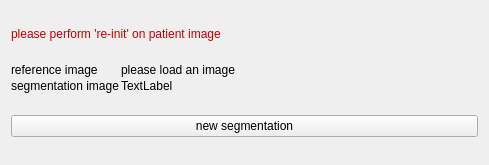
NifTK/NifTK, file Code/Gui/MITK/Modules/niftkQmitkExt/Resources/UI/QmitkMIDASImageAndSegmentationSelector.ui: the form before one commit.
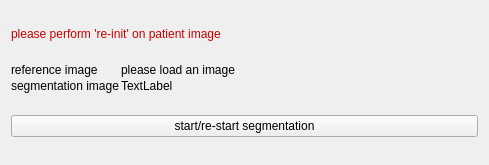
The form after the commit.

Commit message: Bug #1809: Change MIDAS new segmentation button to say start/re-start

Patch:
```diff
--- a/Code/Gui/MITK/Modules/niftkQmitkExt/Resources/UI/QmitkMIDASImageAndSegmentationSelector.ui
+++ b/Code/Gui/MITK/Modules/niftkQmitkExt/Resources/UI/QmitkMIDASImageAndSegmentationSelector.ui
@@ -223,7 +223,7 @@
    <item>
     <widget class="QPushButton" name="m_NewSegmentationButton">
      <property name="text">
-      <string>new segmentation</string>
+      <string>start/re-start segmentation</string>
      </property>
     </widget>
    </item>
```
